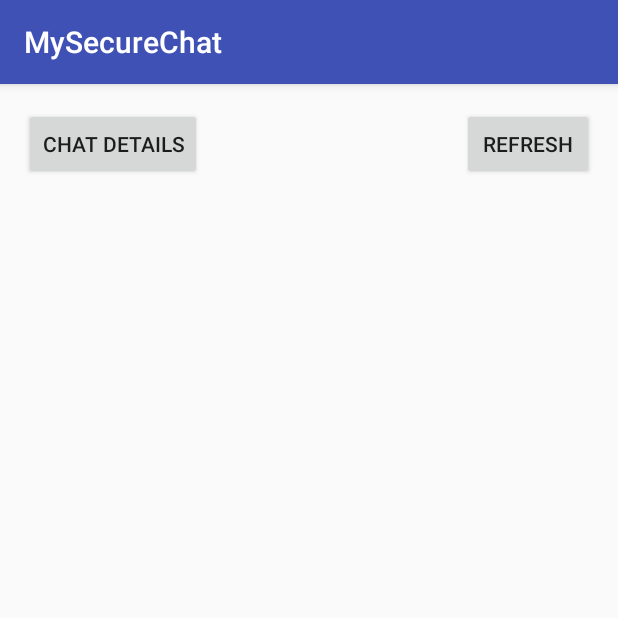
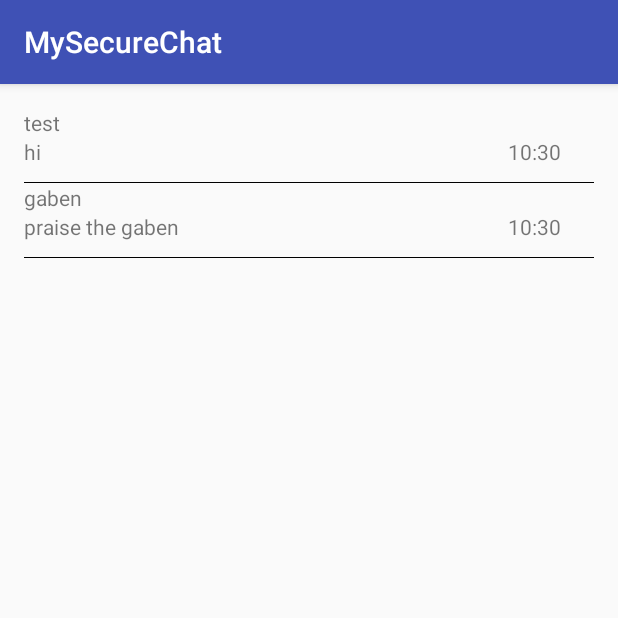
Before and after one commit to SeiryuZ/BIWirelessMobile, an Android app: the screen it shows after launch (ChatList), after a tap on "LOGIN", on a phone screen of 412 x 824 dp, the top half of it. Run offline under Robolectric (Android 15) with nearby library versions, the light colour scheme and no system bars.

Commit message:
Week 4 code

```diff
--- a/MySecureChat/app/build.gradle
+++ b/MySecureChat/app/build.gradle
@@ -25,5 +25,8 @@ dependencies {
         exclude group: 'com.android.support', module: 'support-annotations'
     })
     compile 'com.android.support:appcompat-v7:25.1.1'
+    compile "com.android.support:support-core-utils:25.2.0"
+    compile 'com.android.support:recyclerview-v7:25.0.+'
+
     testCompile 'junit:junit:4.12'
 }
--- a/MySecureChat/app/src/main/java/com/example/seiry/mysecurechat/ChatDetails.java
+++ b/MySecureChat/app/src/main/java/com/example/seiry/mysecurechat/ChatDetails.java
@@ -1,13 +1,31 @@
 package com.example.seiry.mysecurechat;
 
+import android.content.Intent;
 import android.support.v7.app.AppCompatActivity;
 import android.os.Bundle;
+import android.util.Log;
+import android.widget.TextView;
 
 public class ChatDetails extends AppCompatActivity {
+    private String TAG = "ChatDetails";
 
     @Override
     protected void onCreate(Bundle savedInstanceState) {
         super.onCreate(savedInstanceState);
         setContentView(R.layout.activity_chat_details);
+
+        TextView recipient = (TextView) findViewById(R.id.chatRecipient);
+
+        Intent intent = getIntent();
+        String recipients = intent.getStringExtra("recipients");
+
+        // This is useless, we will use database later
+        for (Message message: ChatList.messages) {
+
+            Log.v(TAG, message.getRecipient() + " " + recipients + " " );
+            if (message.getRecipient().equals(recipients)) {
+                recipient.setText(message.getRecipient());
+            }
+        }
     }
 }
--- a/MySecureChat/app/src/main/java/com/example/seiry/mysecurechat/ChatList.java
+++ b/MySecureChat/app/src/main/java/com/example/seiry/mysecurechat/ChatList.java
@@ -1,26 +1,129 @@
 package com.example.seiry.mysecurechat;
 
 import android.content.Intent;
+import android.support.v4.widget.SwipeRefreshLayout;
 import android.support.v7.app.AppCompatActivity;
 import android.os.Bundle;
+import android.support.v7.widget.LinearLayoutManager;
+import android.support.v7.widget.RecyclerView;
+import android.view.LayoutInflater;
 import android.view.View;
+import android.view.ViewGroup;
+import android.widget.EditText;
+import android.widget.TextView;
+
+import org.w3c.dom.Text;
+
+import java.text.SimpleDateFormat;
+import java.util.ArrayList;
+import java.util.Date;
+import java.util.HashMap;
 
 public class ChatList extends AppCompatActivity {
+
+    public static ArrayList<Message> messages = new ArrayList<Message>();
+
+    private SwipeRefreshLayout refreshLayout;
+    private RecyclerView mRecyclerView;
+    private RecyclerView.Adapter mAdapter;
+    private RecyclerView.LayoutManager mLayoutManager;
+
 
     @Override
     protected void onCreate(Bundle savedInstanceState) {
         super.onCreate(savedInstanceState);
         setContentView(R.layout.activity_chat_list);
+
+        // Populate messages for now
+        messages.add(new Message("steven", "test", "hi", true));
+        messages.add(new Message("steven", "gaben", "praise the gaben", true));
+
+        mRecyclerView = (RecyclerView) findViewById(R.id.recyclerView);
+
+        // use this setting to improve performance if you know that changes
+        // in content do not change the layout size of the RecyclerView
+        mRecyclerView.setHasFixedSize(true);
+
+        // use a linear layout manager
+        mLayoutManager = new LinearLayoutManager(this);
+        mRecyclerView.setLayoutManager(mLayoutManager);
+
+        // specify an adapter
+        mAdapter = new MessageAdapter(messages);
+        mRecyclerView.setAdapter(mAdapter);
+
+        // Bind refresh swipe
+        refreshLayout =  (SwipeRefreshLayout) findViewById(R.id.swipeRefreshLayout);
+        refreshLayout.setOnRefreshListener(new SwipeRefreshLayout.OnRefreshListener() {
+            @Override
+            public void onRefresh() {
+                refreshChat();
+            }
+        });
+    }
+
+    public void refreshChat() {
+        ChatRefresherService.startActionRefresh(this);
+        refreshLayout.setRefreshing(false);
+    }
+}
+
+
+class MessageAdapter extends RecyclerView.Adapter<MessageAdapter.MessageHolder>{
+    private ArrayList<Message> messages;
+
+    class MessageHolder extends RecyclerView.ViewHolder {
+        public TextView recipientText;
+        public TextView messageText;
+        public TextView createdText;
+
+        public MessageHolder(View v) {
+            super(v);
+
+            recipientText = (TextView) v.findViewById(R.id.chat_row_recipient);
+            messageText = (TextView) v.findViewById(R.id.chat_row_message);
+            createdText = (TextView) v.findViewById(R.id.chat_row_time);
+
+            // Set listener to open chat details correctly
+            v.setOnClickListener(new View.OnClickListener() {
+                @Override
+                public void onClick(View view) {
+                    Intent intent = new Intent(view.getContext(), ChatDetails.class);
+                    intent.putExtra("recipients", messages.get(getAdapterPosition()).getRecipient());
+                    view.getContext().startActivity(intent);
+                }
+            });
+        }
+
+    }
+
+    @Override
+    public MessageHolder onCreateViewHolder(ViewGroup parent, int viewType) {
+        // Create new view for each row
+        View view = LayoutInflater.from(parent.getContext()).inflate(R.layout.chat_list_row, parent, false);
+        return new MessageHolder(view);
+    }
+
+    @Override
+    public void onBindViewHolder(MessageHolder holder, int position) {
+        // Set all the variables to the respective components
+        Message message = messages.get(position);
+        holder.recipientText.setText(message.getRecipient());
+        holder.messageText.setText(message.getMessage());
+
+        // Change unix timestamp to Hour:Minute format
+        SimpleDateFormat formatter = new SimpleDateFormat("hh:mm");
+        holder.createdText.setText(formatter.format(new Date(message.getCreated())));
+    }
+
+    @Override
+    public int getItemCount() {
+        return messages.size();
+    }
+
+    public MessageAdapter(ArrayList messages) {
+        this.messages = messages;
     }
 
 
-    public void openChatDetails(View view) {
-        Intent intent = new Intent(this, ChatDetails.class);
-        startActivity(intent);
-    }
-
-
-    public void refreshChat(View view) {
-        ChatRefresherService.startActionRefresh(this);
-    }
 }
--- a/MySecureChat/app/src/main/java/com/example/seiry/mysecurechat/ChatRefresherService.java
+++ b/MySecureChat/app/src/main/java/com/example/seiry/mysecurechat/ChatRefresherService.java
@@ -3,6 +3,7 @@ package com.example.seiry.mysecurechat;
 import android.app.IntentService;
 import android.content.Intent;
 import android.content.Context;
+import android.support.v4.content.ContextCompat;
 import android.util.Log;
 
 /**
@@ -18,6 +19,7 @@ public class ChatRefresherService extends IntentService {
     public ChatRefresherService() {
         super("ChatRefresherService");
     }
+    private Context context;
 
     /**
      * Starts this service to perform action Foo with the given parameters. If
@@ -54,6 +56,7 @@ public class ChatRefresherService extends IntentService {
         } catch (InterruptedException e) {
             e.printStackTrace();
         }
+
         Log.v(TAG, "Finished refresh");
     }
 
--- /dev/null
+++ b/MySecureChat/app/src/main/java/com/example/seiry/mysecurechat/Message.java
@@ -0,0 +1,46 @@
+package com.example.seiry.mysecurechat;
+
+/**
+ * Created by steven on 3/12/17.
+ */
+
+public class Message {
+    // This class will represent every single message we send/receive
+
+    private String sender;
+    private String recipient;
+
+    private String message;
+    private Long created;
+    private Boolean isRead;
+
+    public Message(String sender, String recipient, String message, Boolean isRead) {
+        this.sender = sender;
+        this.recipient = recipient;
+        this.message = message;
+
+        // Unix timestamp
+        this.created = System.currentTimeMillis();
+        this.isRead = isRead;
+    }
+
+    public String getSender() {
+        return sender;
+    }
+
+    public String getRecipient() {
+        return recipient;
+    }
+
+    public String getMessage() {
+        return message;
+    }
+
+    public Long getCreated() {
+        return created;
+    }
+
+    public Boolean getRead() {
+        return isRead;
+    }
+}
--- a/MySecureChat/app/src/main/res/layout/activity_chat_details.xml
+++ b/MySecureChat/app/src/main/res/layout/activity_chat_details.xml
@@ -11,14 +11,13 @@
     tools:context="com.example.seiry.mysecurechat.ChatDetails">
 
 
-    <EditText
+    <TextView
         android:layout_width="wrap_content"
         android:layout_height="wrap_content"
-        android:inputType="textPersonName"
         android:text="Chat Details"
         android:ems="10"
         android:layout_alignParentTop="true"
         android:layout_alignParentLeft="true"
         android:layout_alignParentStart="true"
-        android:id="@+id/editText" />
+        android:id="@+id/chatRecipient" />
 </RelativeLayout>
--- a/MySecureChat/app/src/main/res/layout/activity_chat_list.xml
+++ b/MySecureChat/app/src/main/res/layout/activity_chat_list.xml
@@ -1,4 +1,6 @@
 <?xml version="1.0" encoding="utf-8"?>
+
+
 <RelativeLayout xmlns:android="http://schemas.android.com/apk/res/android"
     xmlns:tools="http://schemas.android.com/tools"
     android:id="@+id/activity_chat_list"
@@ -9,24 +11,17 @@
     android:paddingRight="@dimen/activity_horizontal_margin"
     android:paddingTop="@dimen/activity_vertical_margin"
     tools:context="com.example.seiry.mysecurechat.ChatList">
-
-    <Button
-        android:text="Chat Details"
-        android:layout_width="wrap_content"
-        android:layout_height="wrap_content"
-        android:layout_alignParentTop="true"
-        android:layout_alignParentLeft="true"
-        android:layout_alignParentStart="true"
-        android:onClick="openChatDetails"
-        android:id="@+id/button" />
-
-    <Button
-        android:text="Refresh"
-        android:layout_width="wrap_content"
-        android:layout_height="wrap_content"
-        android:id="@+id/refresh_chat_button"
-        android:onClick="refreshChat"
-        android:layout_alignParentTop="true"
-        android:layout_alignParentRight="true"
-        android:layout_alignParentEnd="true" />
+    <android.support.v4.widget.SwipeRefreshLayout
+        android:id="@+id/swipeRefreshLayout"
+        android:layout_width="match_parent"
+        android:layout_height="match_parent">
+        <android.support.v7.widget.RecyclerView
+            android:id="@+id/recyclerView"
+            android:layout_width="match_parent"
+            android:layout_height="match_parent"
+            android:scrollbars="vertical"
+            android:layout_alignParentTop="true"
+            android:layout_alignParentLeft="true"
+            android:layout_alignParentStart="true" />
+    </android.support.v4.widget.SwipeRefreshLayout>
 </RelativeLayout>
--- /dev/null
+++ b/MySecureChat/app/src/main/res/layout/chat_list_row.xml
@@ -0,0 +1,40 @@
+<?xml version="1.0" encoding="utf-8"?>
+<LinearLayout xmlns:android="http://schemas.android.com/apk/res/android"
+    android:orientation="vertical" android:layout_width="match_parent"
+    android:layout_height="50dp">
+
+    <TextView
+        android:layout_width="match_parent"
+        android:layout_height="19dp"
+        android:text="Sender"
+        android:id="@+id/chat_row_recipient"/>
+
+    <LinearLayout
+        android:layout_width="match_parent"
+        android:layout_height="30dp"
+        android:layout_below="@id/chat_row_recipient"
+        android:orientation="horizontal">
+
+        <TextView
+            android:layout_width="0dp"
+            android:layout_height="match_parent"
+            android:layout_weight=".85"
+            android:text="Message"
+            android:id="@+id/chat_row_message"/>
+        <TextView
+            android:layout_width="0dp"
+            android:layout_height="match_parent"
+            android:layout_weight=".15"
+            android:text="10:09"
+            android:id="@+id/chat_row_time"/>
+
+
+    </LinearLayout>
+
+    <!-- This is for  black border between row-->
+    <View
+        android:layout_width="match_parent"
+        android:layout_height="1dp"
+        android:background="#000000"/>
+
+</LinearLayout>
```
